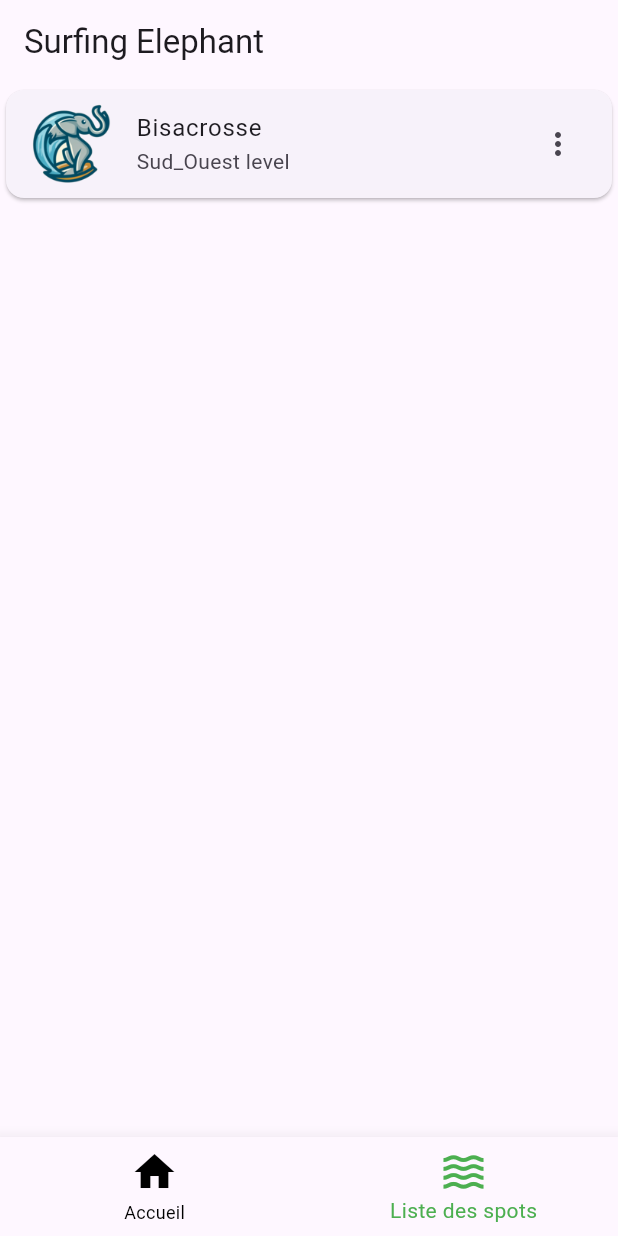
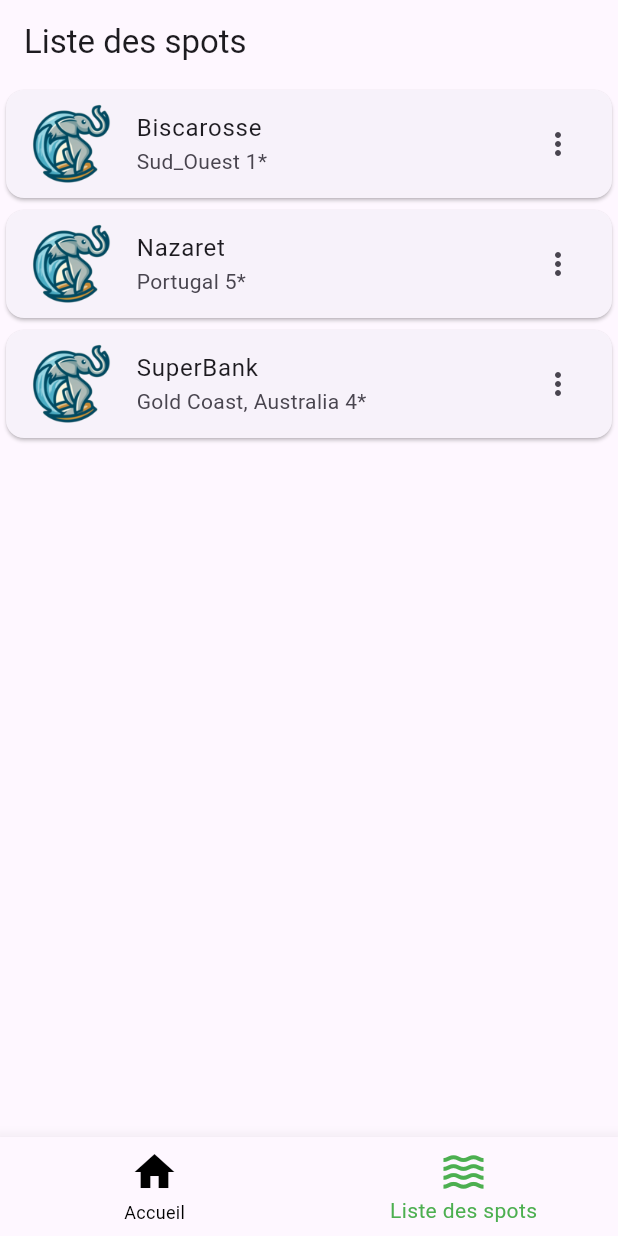
Before and after one commit to Jean-Clement-Ada/projet-collectif-mobile-surfing_elephant, a Flutter app: the screen it shows after launch, item 2 of the bottom bar chosen, on a phone screen of 412 x 824 dp. Run offline on Flutter 3.47's test engine with Material 3 defaults, Android fonts, the phone set to English and light mode, and no system bars.

Commit message:
SpotsTiles finish and start Spots description

```diff
--- a/flutter_code/lib/main.dart
+++ b/flutter_code/lib/main.dart
@@ -29,7 +29,10 @@ class _MyAppState extends State<MyApp> {
     return MaterialApp(
       home: Scaffold(
         appBar: AppBar(
-          title: Text("Surfing Elephant"),
+          title: [
+            Text("Surfing Elephant"),
+            Text("Liste des spots")
+          ] [_currentIndex],
         ),
         body: [
           HomePage(),
@@ -43,7 +46,7 @@ class _MyAppState extends State<MyApp> {
           iconSize: 32,
           elevation: 10,
           // trait d'ombre sur la barre
-          items: [
+          items: const [
             BottomNavigationBarItem(
                 icon: Icon(Icons.home),
                 label: "Accueil"
--- a/flutter_code/lib/pages/event_page.dart
+++ b/flutter_code/lib/pages/event_page.dart
@@ -15,9 +15,21 @@ class _EventPageState extends State<EventPage> {
   final events = [
     {
       "spotPhoto": "lien photo",
-      "nameSpot": "Bisacrosse",
+      "nameSpot": "Biscarosse",
       "place": "Sud_Ouest",
-      "difficulty": "level",
+      "difficulty": "1*",
+    },
+    {
+      "spotPhoto": "lien photo",
+      "nameSpot": "Nazaret",
+      "place": "Portugal",
+      "difficulty": "5*"
+    },
+    {
+      "spotPhoto": "lien photo",
+      "nameSpot": "SuperBank",
+      "place": "Gold Coast, Australia",
+      "difficulty": "4*"
     }
   ];
 
```
Also changed, not shown: flutter_code/lib/pages/home_page.dart (+0 -16 lines).
